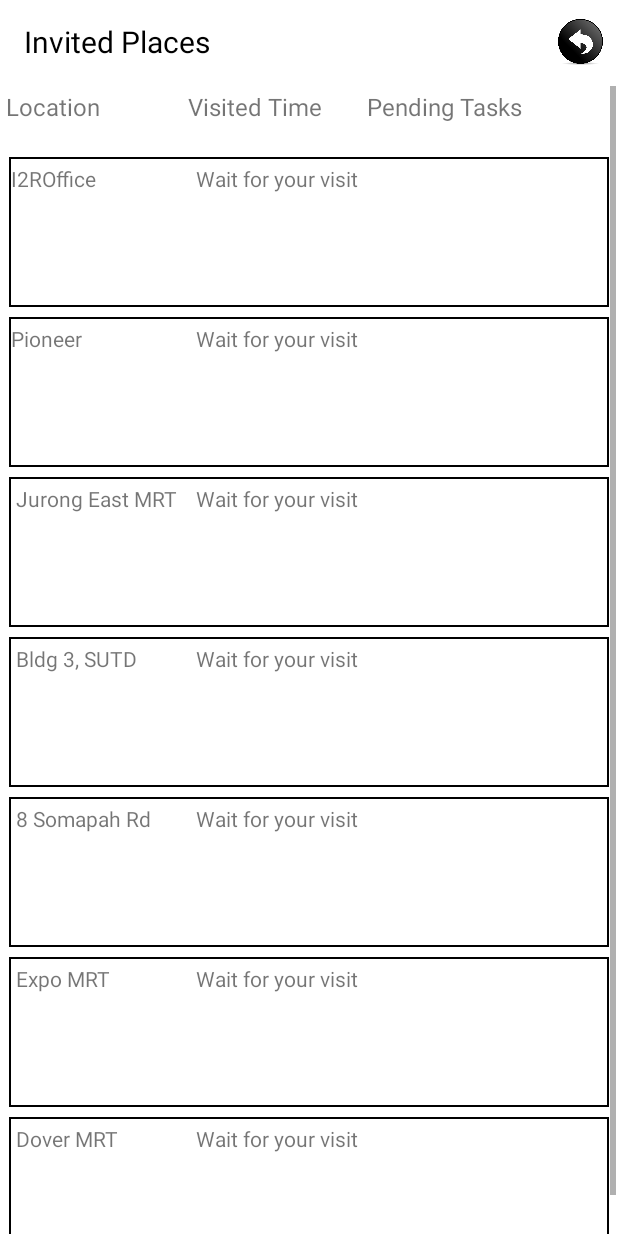
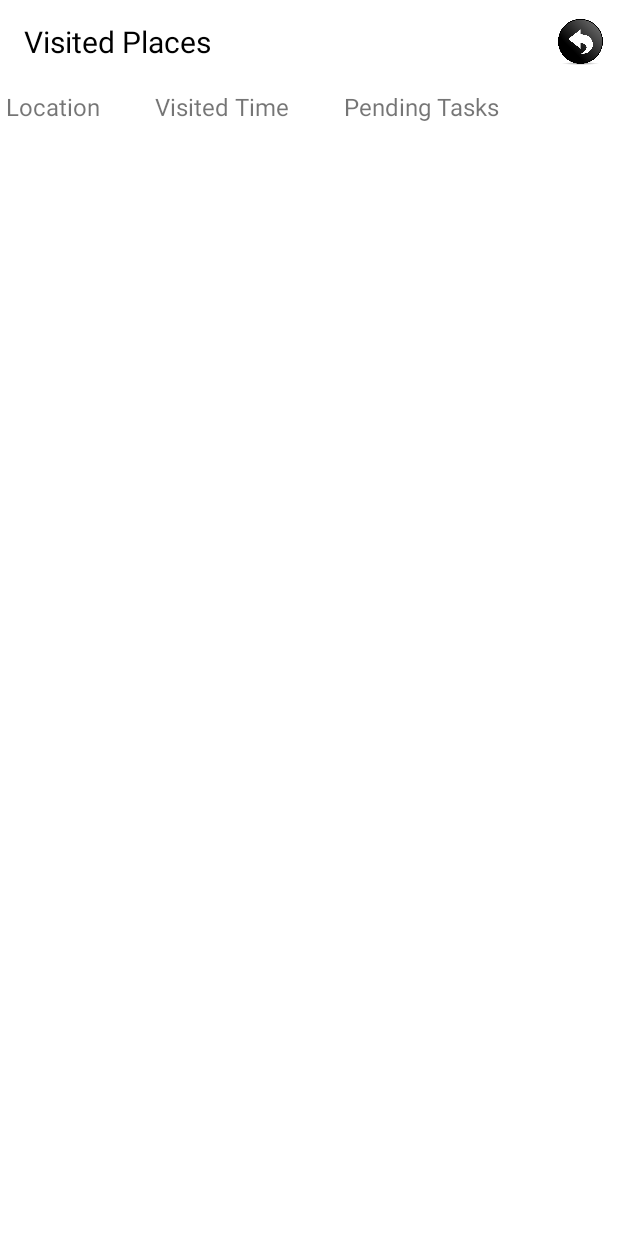
Before and after one commit to alanxuefei/RateThisPlace-master, an Android app: the VisitedPlacesActivity screen opened directly, with no data from a screen before it, on a phone screen of 412 x 824 dp. Run offline under Robolectric (Android 15) with nearby library versions, the phone set to English and light mode, and no system bars.

Commit message:
update
update

```diff
--- a/app/src/main/AndroidManifest.xml
+++ b/app/src/main/AndroidManifest.xml
@@ -120,8 +120,7 @@
         </activity>
         <activity
             android:name="com.i2r.xue.rate_this_place.visitedplace.VisitedPlacesActivity"
-            android:screenOrientation="portrait"
-            android:noHistory="true">
+            android:screenOrientation="portrait">
         </activity>
         <activity
             android:name="com.i2r.xue.rate_this_place.usersetting.UserProfileActivity"
--- a/app/src/main/java/com/i2r/xue/rate_this_place/MainActivity.java
+++ b/app/src/main/java/com/i2r/xue/rate_this_place/MainActivity.java
@@ -26,6 +26,7 @@ import com.i2r.xue.rate_this_place.usersetting.UserAgreementDialogFragment;
 import com.i2r.xue.rate_this_place.usersetting.UserProfileActivity;
 import com.i2r.xue.rate_this_place.utility.Commonfunctions;
 import com.i2r.xue.rate_this_place.utility.DataLogger;
+import com.i2r.xue.rate_this_place.utility.globalvariable;
 import com.i2r.xue.rate_this_place.visitedplace.VisitedPlacesActivity;
 
 /**
@@ -137,6 +138,8 @@ public class MainActivity extends AppCompatActivity implements PopupMenu.OnMenuI
 
     public void clickImage_rate_this_place(View view) {
 
+        globalvariable.isActivity_rated=false;
+        globalvariable.isRating_rated=false;
         Intent intent = new Intent(this, RateThisPlaceActivity.class);
         intent.putExtra("From", "MainActivity");
         startActivity(intent);
--- a/app/src/main/java/com/i2r/xue/rate_this_place/ratethisplace/RateThisPlaceActivity.java
+++ b/app/src/main/java/com/i2r/xue/rate_this_place/ratethisplace/RateThisPlaceActivity.java
@@ -42,6 +42,11 @@ public class RateThisPlaceActivity  extends TabActivity implements TabHost.OnTab
 
         tabHost.addTab(spec1);
         tabHost.addTab(spec2);
+
+        if (globalvariable.isRating_rated){
+            tabHost.setCurrentTab(1);
+        }
+
 
         LocationManager lm=(LocationManager) this.getSystemService(Context.LOCATION_SERVICE);
         lm.requestLocationUpdates(LocationManager.GPS_PROVIDER, 0, 0, this);
--- a/app/src/main/java/com/i2r/xue/rate_this_place/ratethisplace/RateThisPlaceActivityActivity.java
+++ b/app/src/main/java/com/i2r/xue/rate_this_place/ratethisplace/RateThisPlaceActivityActivity.java
@@ -342,7 +342,7 @@ public class RateThisPlaceActivityActivity extends AppCompatActivity {
 
          AsyncTaskUploadActivity Activityuploader = new AsyncTaskUploadActivity(this, JsonGenerator_activity);
         Activityuploader.execute();
-
+        globalvariable.isActivity_rated=true;
     }
 
 
--- a/app/src/main/java/com/i2r/xue/rate_this_place/ratethisplace/RateThisPlaceRatingActivity.java
+++ b/app/src/main/java/com/i2r/xue/rate_this_place/ratethisplace/RateThisPlaceRatingActivity.java
@@ -261,6 +261,7 @@ public class RateThisPlaceRatingActivity extends AppCompatActivity {
         myfileuploader.execute();
 
 
+        globalvariable.isRating_rated=true;
 
     }
 
--- a/app/src/main/java/com/i2r/xue/rate_this_place/utility/globalvariable.java
+++ b/app/src/main/java/com/i2r/xue/rate_this_place/utility/globalvariable.java
@@ -8,4 +8,6 @@ import android.location.Location;
 public class globalvariable {
     public static Location thelocation;
     public int myrewards;
+    public static boolean isRating_rated;
+    public static boolean isActivity_rated;
 }
--- a/app/src/main/java/com/i2r/xue/rate_this_place/visitedplace/VisitedPlacesActivity.java
+++ b/app/src/main/java/com/i2r/xue/rate_this_place/visitedplace/VisitedPlacesActivity.java
@@ -1,6 +1,7 @@
 package com.i2r.xue.rate_this_place.visitedplace;
 
 import android.content.Intent;
+import android.graphics.Color;
 import android.os.Bundle;
 import android.support.v7.app.AppCompatActivity;
 import android.view.Menu;
@@ -9,7 +10,10 @@ import android.view.View;
 import android.view.ViewGroup;
 import android.widget.ArrayAdapter;
 import android.widget.Button;
+import android.widget.LinearLayout;
 import android.widget.ListView;
+import android.widget.TableLayout;
+import android.widget.TableRow;
 import android.widget.TextView;
 
 import com.i2r.xue.rate_this_place.R;
@@ -54,7 +58,13 @@ public class VisitedPlacesActivity extends AppCompatActivity {
         buildTableRow6();
 
 
+        //TableLayout t= (TableLayout)findViewById(R.id.AllTableRow0);
 
+
+
+       // t.removeView(t1);
+       // TableRow t6= (TableRow)findViewById(R.id.AllTableRow6);
+       // t6.setVisibility(View.INVISIBLE);
 
 
         //  readDB(VisitedPlaceList);
@@ -237,7 +247,10 @@ public class VisitedPlacesActivity extends AppCompatActivity {
             ((TextView)findViewById(R.id.location0_time)).setText(((this.getSharedPreferences("VisitedPlaceStatus", this.MODE_PRIVATE).getString(Constants.Locations[0] + "DateTime", "NA")).replace("_","\n")));
             if (!((this.getSharedPreferences("VisitedPlaceStatus", this.MODE_PRIVATE).getString(Constants.Locations[0] + "RatingStatus", "NA")).equals("NA"))){
                 addStar(((ViewGroup) findViewById(R.id.TableRow0)), this.getSharedPreferences("VisitedPlaceStatus", this.MODE_PRIVATE).getString(Constants.Locations[0] + "RatingStatus", "NA"));
-
+                ((TableRow)findViewById(R.id.AllTableRow0)).setBackgroundColor(Color.GREEN);
+                ((TextView)findViewById(R.id.location0)).setBackgroundColor(Color.GREEN);
+                ((TextView)findViewById(R.id.location0_time)).setBackgroundColor(Color.GREEN);
+                ((LinearLayout)findViewById(R.id.TableRow0)).setBackgroundColor(Color.GREEN);
 
             }
             else{
@@ -253,7 +266,8 @@ public class VisitedPlacesActivity extends AppCompatActivity {
 
         }
         else{
-            ((TextView)findViewById(R.id.location0_time)).setText("Wait for your visit");
+          //  ((TextView)findViewById(R.id.location0_time)).setText("Wait for your visit");
+            ((TableRow)findViewById(R.id.AllTableRow0)).setVisibility(TableRow.GONE);
 
         };
     }
@@ -280,7 +294,8 @@ public class VisitedPlacesActivity extends AppCompatActivity {
 
         }
         else{
-            ((TextView)findViewById(R.id.location1_time)).setText("Wait for your visit");
+           // ((TextView)findViewById(R.id.location1_time)).setText("Wait for your visit");
+            ((TableRow)findViewById(R.id.AllTableRow1)).setVisibility(TableRow.GONE);
 
         };
     }
@@ -307,8 +322,8 @@ public class VisitedPlacesActivity extends AppCompatActivity {
 
         }
         else{
-            ((TextView)findViewById(R.id.location2_time)).setText("Wait for your visit");
-
+            //((TextView)findViewById(R.id.location2_time)).setText("Wait for your visit");
+            ((TableRow)findViewById(R.id.AllTableRow2)).setVisibility(TableRow.GONE);
         };
     }
 
@@ -334,7 +349,8 @@ public class VisitedPlacesActivity extends AppCompatActivity {
 
         }
         else{
-            ((TextView)findViewById(R.id.location3_time)).setText("Wait for your visit");
+            //((TextView)findViewById(R.id.location3_time)).setText("Wait for your visit");
+            ((TableRow)findViewById(R.id.AllTableRow3)).setVisibility(TableRow.GONE);
 
         };
     }
@@ -361,8 +377,8 @@ public class VisitedPlacesActivity extends AppCompatActivity {
 
         }
         else{
-            ((TextView)findViewById(R.id.location4_time)).setText("Wait for your visit");
-
+           // ((TextView)findViewById(R.id.location4_time)).setText("Wait for your visit");
+            ((TableRow)findViewById(R.id.AllTableRow4)).setVisibility(TableRow.GONE);
         };
     }
 
@@ -388,8 +404,8 @@ public class VisitedPlacesActivity extends AppCompatActivity {
 
         }
         else{
-            ((TextView)findViewById(R.id.location5_time)).setText("Wait for your visit");
-
+           // ((TextView)findViewById(R.id.location5_time)).setText("Wait for your visit");
+            ((TableRow)findViewById(R.id.AllTableRow5)).setVisibility(TableRow.GONE);
         };
     }
 
@@ -400,7 +416,6 @@ public class VisitedPlacesActivity extends AppCompatActivity {
             ((TextView)findViewById(R.id.location6_time)).setText(((this.getSharedPreferences("VisitedPlaceStatus", this.MODE_PRIVATE).getString(Constants.Locations[6] + "DateTime", "NA")).replace("_","\n")));
             if (!((this.getSharedPreferences("VisitedPlaceStatus", this.MODE_PRIVATE).getString(Constants.Locations[6] + "RatingStatus", "NA")).equals("NA"))){
                 addStar(((ViewGroup) findViewById(R.id.TableRow6)), this.getSharedPreferences("VisitedPlaceStatus", this.MODE_PRIVATE).getString(Constants.Locations[6] + "RatingStatus", "NA"));
-
 
             }
             else{
@@ -416,8 +431,8 @@ public class VisitedPlacesActivity extends AppCompatActivity {
 
         }
         else{
-            ((TextView)findViewById(R.id.location6_time)).setText("Wait for your visit");
-
+           // ((TextView)findViewById(R.id.location6_time)).setText("Wait for your visit");
+            ((TableRow)findViewById(R.id.AllTableRow6)).setVisibility(TableRow.GONE);
         };
     }
 }
--- a/app/src/main/res/layout/activity_main.xml
+++ b/app/src/main/res/layout/activity_main.xml
@@ -221,7 +221,7 @@
                     android:layout_width="wrap_content"
                     android:layout_height="wrap_content"
                     android:textAppearance="?android:attr/textAppearanceLarge"
-                    android:text="Invited Places"
+                    android:text="Visited Places"
                     android:id="@+id/textView7" />
             </LinearLayout>
 
--- a/app/src/main/res/layout/activity_visited_places.xml
+++ b/app/src/main/res/layout/activity_visited_places.xml
@@ -19,7 +19,7 @@
         <TextView
             android:layout_width="200dp"
             android:layout_height="wrap_content"
-            android:text="Invited Places "
+            android:text="Visited Places"
             android:textSize="20sp"
             android:background="#FFFFFF"
             android:textColor="#000000"/>
@@ -47,11 +47,13 @@
         android:layout_height="wrap_content"
         android:minHeight="80dp"
         android:stretchColumns="*"
-            android:padding="1dp">
+            android:padding="1dp"
+            android:id="@+id/AllTableLayout">
 
 
         <TableRow android:minHeight="40dp"
-            android:layout_margin="1dp">
+            android:layout_margin="1dp"
+           >
             <TextView
                 android:layout_width="wrap_content"
                 android:text="Location"
@@ -64,7 +66,7 @@
                 android:text="Visited Time"
                 android:textSize="16dp"
                 android:layout_column="1"
-                android:layout_span="1" />
+                 />
 
             <TextView
 
@@ -76,15 +78,16 @@
 
             <TextView
 
-                android:text="            "
-                android:textSize="16dp"
+                android:text=" "
+                android:textSize="0dp"
                 android:layout_column="3"/>
 
 
         </TableRow>
 
         <TableRow android:minHeight="100dp" android:background="@layout/cell_shape"
-            android:layout_margin="3dp">
+            android:layout_margin="3dp"
+            android:id="@+id/AllTableRow0">
             <TextView
 
                 android:id="@+id/location0"
@@ -109,7 +112,8 @@
         </TableRow>
 
         <TableRow android:minHeight="100dp" android:background="@layout/cell_shape"
-            android:layout_margin="3dp">
+            android:layout_margin="3dp"
+            android:id="@+id/AllTableRow1">
             <TextView
 
                 android:id="@+id/location1"
@@ -128,7 +132,8 @@
         </TableRow>
 
         <TableRow android:minHeight="100dp"  android:background="@layout/cell_shape"
-            android:layout_margin="3dp">
+            android:layout_margin="3dp"
+            android:id="@+id/AllTableRow2">
             <TextView
                 android:padding="3dip"
                 android:id="@+id/location2"
@@ -148,7 +153,8 @@
         </TableRow>
 
         <TableRow  android:minHeight="100dp" android:background="@layout/cell_shape"
-            android:layout_margin="3dp">
+            android:layout_margin="3dp"
+            android:id="@+id/AllTableRow3">
             <TextView
                 android:padding="3dip"
                 android:id="@+id/location3"
@@ -171,7 +177,8 @@
         </TableRow >
 
             <TableRow  android:minHeight="100dp" android:background="@layout/cell_shape"
-                android:layout_margin="3dp">
+                android:layout_margin="3dp"
+                android:id="@+id/AllTableRow4">
             <TextView
                 android:padding="3dip"
                 android:id="@+id/location4"
@@ -191,7 +198,8 @@
         </TableRow>
 
             <TableRow  android:minHeight="100dp" android:background="@layout/cell_shape"
-                android:layout_margin="3dp">
+                android:layout_margin="3dp"
+                android:id="@+id/AllTableRow5">
             <TextView
                 android:padding="3dip"
                 android:id="@+id/location5"
@@ -211,7 +219,8 @@
         </TableRow>
 
             <TableRow  android:minHeight="100dp" android:background="@layout/cell_shape"
-                android:layout_margin="3dp">
+                android:layout_margin="3dp"
+                android:id="@+id/AllTableRow6">
             <TextView
                 android:padding="3dip"
                 android:id="@+id/location6"
```
Also changed, not shown: app/src/main/java/com/i2r/xue/rate_this_place/ratethisplace/AsyncTaskUploadActivity.java (+12 -1 lines), app/src/main/java/com/i2r/xue/rate_this_place/ratethisplace/AsyncTaskUploadRating.java (+8 -1 lines), app/src/main/res/layout/cell_shape_green.xml (added, +8 -0 lines).
